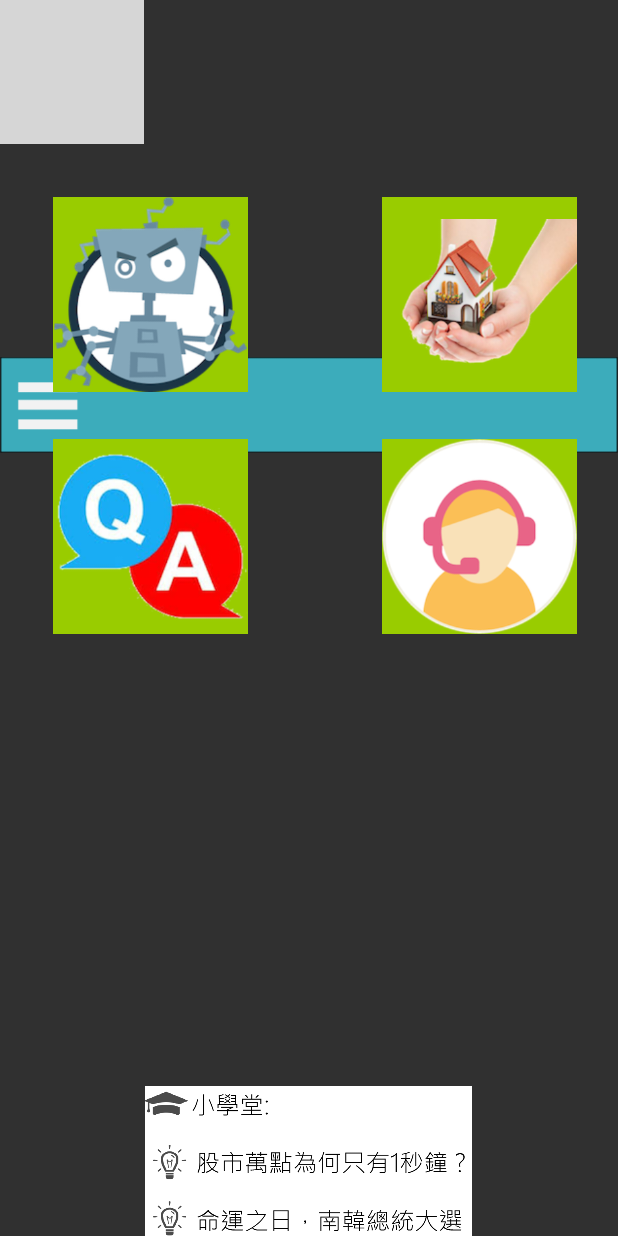
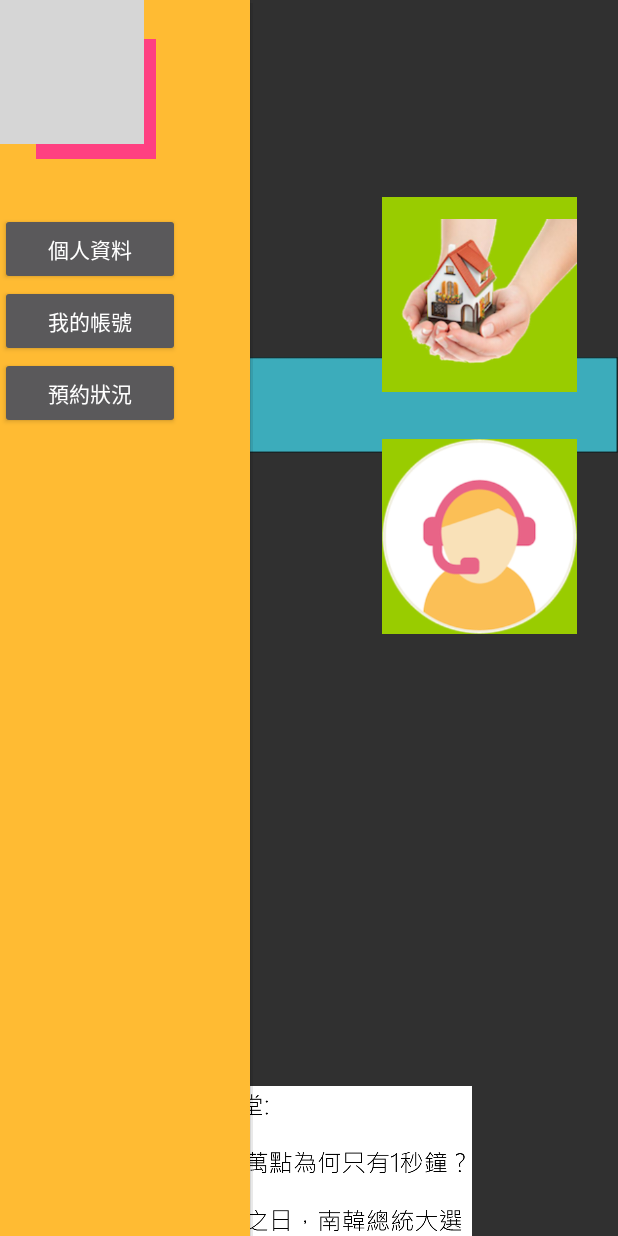
Before and after one commit to Nacujachu/GiBaIntartar, an Android app: the MainMenuActivity screen opened directly, with no data from a screen before it, after a tap on an icon or button, on a phone screen of 412 x 824 dp. Run offline under Robolectric (Android 15) with nearby library versions, the phone set to English and light mode, and no system bars; grey boxes are pictures that could not be loaded.

Commit message:
Add Left2Right PopupWindow

```diff
--- a/FinBot/app/build.gradle
+++ b/FinBot/app/build.gradle
@@ -27,4 +27,5 @@ dependencies {
     compile 'com.android.support:appcompat-v7:25.3.1'
     compile 'com.android.support.constraint:constraint-layout:1.0.2'
     testCompile 'junit:junit:4.12'
+    compile 'com.android.support:cardview-v7:25.3.1'
 }
--- a/FinBot/app/src/main/java/nthu/finbot/MainMenuActivity.java
+++ b/FinBot/app/src/main/java/nthu/finbot/MainMenuActivity.java
@@ -4,8 +4,11 @@ import android.content.DialogInterface;
 import android.support.v7.app.AlertDialog;
 import android.support.v7.app.AppCompatActivity;
 import android.os.Bundle;
+import android.view.Gravity;
 import android.view.LayoutInflater;
 import android.view.View;
+import android.view.ViewGroup;
+import android.widget.PopupWindow;
 
 public class MainMenuActivity extends AppCompatActivity {
 
@@ -15,8 +18,21 @@ public class MainMenuActivity extends AppCompatActivity {
         setContentView(R.layout.activity_main_menu);
     }
 
+    private PopupWindow ppWindow;
     public void pressBarButton(View v) {
         System.out.println("Press Bar");
+
+        getPopupWindow();
+        ppWindow.showAtLocation(v, Gravity.LEFT, 0, 0);
+    }
+    private void getPopupWindow() {
+        if(ppWindow == null) {
+            final View ppWindowView = getLayoutInflater().inflate(R.layout.left_pop_up_window, null, false);
+            ppWindow = new PopupWindow(ppWindowView, 250, ViewGroup.LayoutParams.MATCH_PARENT, true);
+            ppWindow.setAnimationStyle(R.style.AnimationFade);
+        } else {
+            ppWindow.dismiss();
+        }
     }
 
     public void pressOpenBotButton(View v) {
--- /dev/null
+++ b/FinBot/app/src/main/res/animator/left2right.xml
@@ -0,0 +1,4 @@
+<?xml version="1.0" encoding="utf-8"?>
+<set xmlns:android="http://schemas.android.com/apk/res/android">
+    <translate android:duration="100" android:fromXDelta="-100%" android:toXDelta="0" />
+</set>
--- /dev/null
+++ b/FinBot/app/src/main/res/animator/right2left.xml
@@ -0,0 +1,4 @@
+<?xml version="1.0" encoding="utf-8"?>
+<set xmlns:android="http://schemas.android.com/apk/res/android">
+    <translate android:duration="100" android:fromXDelta="0" android:toXDelta="-100%" />
+</set>
--- /dev/null
+++ b/FinBot/app/src/main/res/layout/left_pop_up_window.xml
@@ -0,0 +1,42 @@
+<?xml version="1.0" encoding="utf-8"?>
+<RelativeLayout xmlns:android="http://schemas.android.com/apk/res/android"
+    xmlns:app="http://schemas.android.com/apk/res-auto"
+    android:layout_width="match_parent"
+    android:layout_height="match_parent"
+    android:background="@android:color/holo_orange_light">
+
+    <ImageView
+        android:id="@+id/userHeadIV"
+        android:layout_width="80dp"
+        android:layout_height="80dp"
+        android:layout_marginStart="24dp"
+        android:layout_marginTop="26dp"
+        app:srcCompat="@color/colorAccent"
+        android:layout_alignParentTop="true"
+        android:layout_alignParentStart="true" />
+
+    <Button
+        android:id="@+id/userAcountButton"
+        android:layout_width="120dp"
+        android:layout_height="wrap_content"
+        android:layout_alignParentStart="true"
+        android:layout_below="@+id/userInfoButton"
+        android:text="我的帳號" />
+
+    <Button
+        android:id="@+id/userReservationButton"
+        android:layout_width="120dp"
+        android:layout_height="wrap_content"
+        android:layout_alignParentStart="true"
+        android:layout_below="@+id/userAcountButton"
+        android:text="預約狀況" />
+
+    <Button
+        android:id="@+id/userInfoButton"
+        android:layout_width="120dp"
+        android:layout_height="wrap_content"
+        android:layout_alignParentStart="true"
+        android:layout_below="@+id/userHeadIV"
+        android:layout_marginTop="36dp"
+        android:text="個人資料" />
+</RelativeLayout>
--- a/FinBot/app/src/main/res/values/colors.xml
+++ b/FinBot/app/src/main/res/values/colors.xml
@@ -2,5 +2,5 @@
 <resources>
     <color name="colorPrimary">#3F51B5</color>
     <color name="colorPrimaryDark">#303f9f</color>
-    <color name="colorAccent">#FF4081</color>
+    <color name="colorAccent">#ff4081</color>
 </resources>
--- a/FinBot/app/src/main/res/values/styles.xml
+++ b/FinBot/app/src/main/res/values/styles.xml
@@ -8,4 +8,8 @@
         <item name="colorAccent">@color/colorAccent</item>
     </style>
 
+    <style name="AnimationFade">
+        <item name="android:windowEnterAnimation">@animator/left2right</item>
+        <item name="android:windowExitAnimation">@animator/right2left</item>
+    </style>
 </resources>
```
Also changed, not shown: 1 other file.
